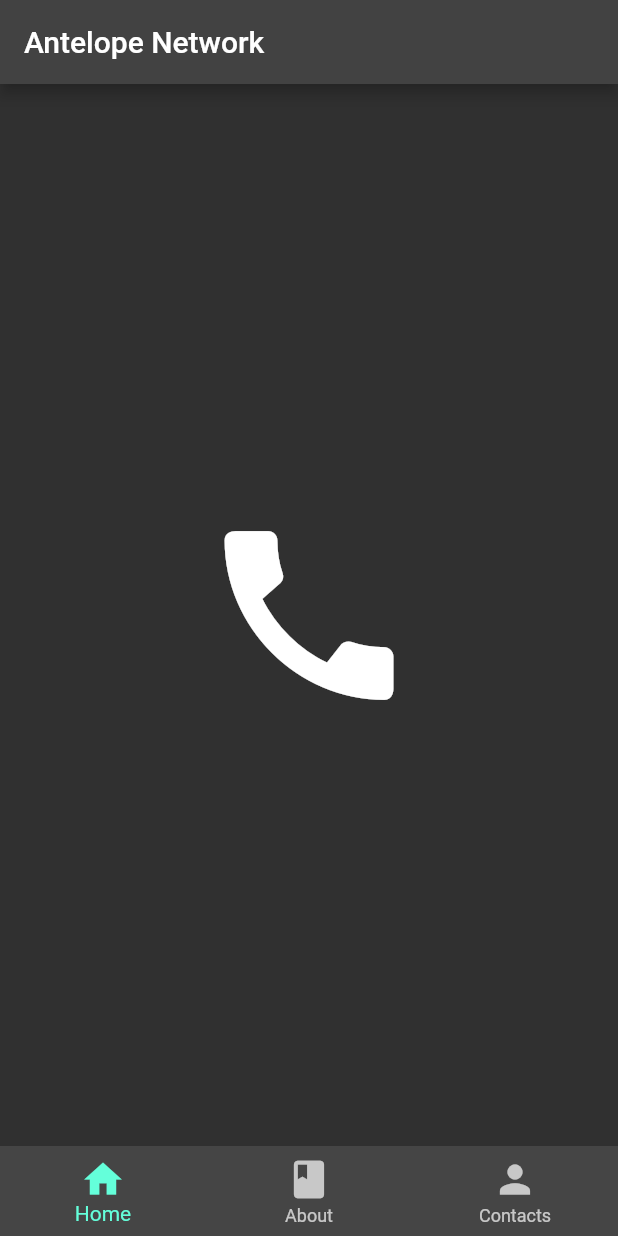
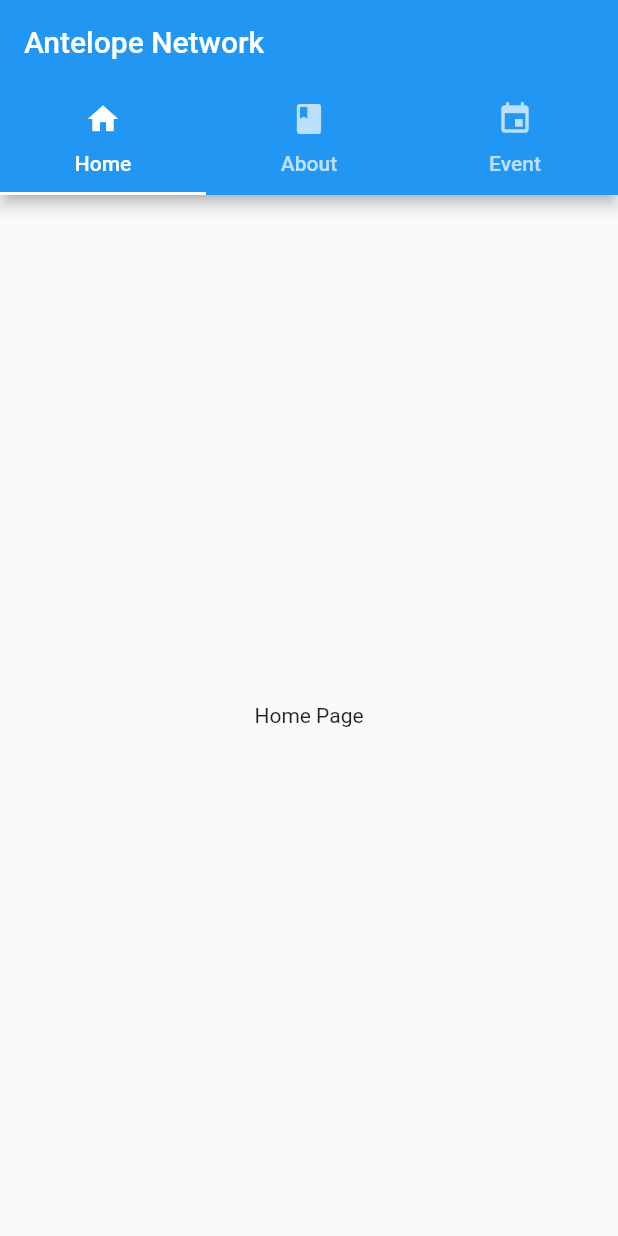
Before and after one commit to charliedalldorf/todo-flutter, a Flutter app: the screen it shows after launch, on a phone screen of 412 x 824 dp. Run offline on Flutter 3.47's test engine with Material 2 defaults, Android fonts, the phone set to English and light mode, and no system bars.

Commit message:
Navigation Tabs For Now.

```diff
--- a/lib/main.dart
+++ b/lib/main.dart
@@ -1,5 +1,7 @@
 import 'package:flutter/material.dart';
-import 'navbar.dart';
+import 'package:todo/screens/home.dart';
+import 'package:todo/screens/about.dart';
+import 'package:todo/screens/event.dart';
 
 void main() {
   runApp(const MyApp());
@@ -11,11 +13,33 @@ class MyApp extends StatelessWidget {
   @override
   Widget build(BuildContext context) {
     return MaterialApp(
-      initialRoute: '/',
-      theme:
-          ThemeData(primarySwatch: Colors.purple, brightness: Brightness.dark),
-      debugShowCheckedModeBanner: false,
-      home: const NavBar(),
+      home: DefaultTabController(
+        length: 3,
+        child: Scaffold(
+          appBar: AppBar(
+            bottom: const TabBar(
+              tabs: [
+                Tab(
+                  icon: Icon(Icons.home),
+                  text: 'Home',
+                ),
+                Tab(
+                  icon: Icon(Icons.book),
+                  text: 'About',
+                ),
+                Tab(
+                  icon: Icon(Icons.event),
+                  text: 'Event',
+                ),
+              ],
+            ),
+            title: const Text('Antelope Network'),
+          ),
+          body: const TabBarView(
+            children: [Home(), About(), Event()],
+          ),
+        ),
+      ),
     );
   }
 }
--- a/lib/screens/about.dart
+++ b/lib/screens/about.dart
@@ -10,8 +10,6 @@ class About extends StatefulWidget {
 class _AboutState extends State<About> {
   @override
   Widget build(BuildContext context) {
-    return Scaffold(
-        appBar: AppBar(title: const Text("About")),
-        body: const Center(child: Text("About Page")));
+    return const Scaffold(body: Center(child: Text("About Page")));
   }
 }
--- /dev/null
+++ b/lib/screens/home.dart
@@ -0,0 +1,15 @@
+import 'package:flutter/material.dart';
+
+class Home extends StatefulWidget {
+  const Home({Key? key}) : super(key: key);
+
+  @override
+  _HomeState createState() => _HomeState();
+}
+
+class _HomeState extends State<Home> {
+  @override
+  Widget build(BuildContext context) {
+    return const Scaffold(body: Center(child: Text("Home Page")));
+  }
+}
```
Also changed, not shown: lib/screens/event.dart (added, +55 -0 lines).
